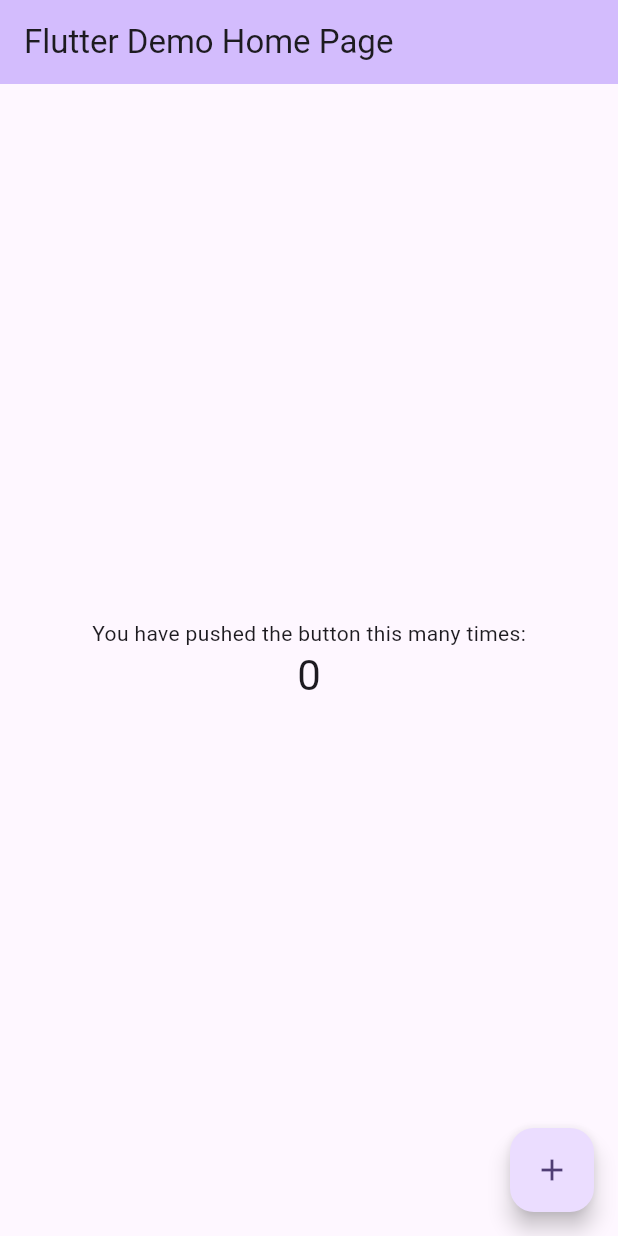
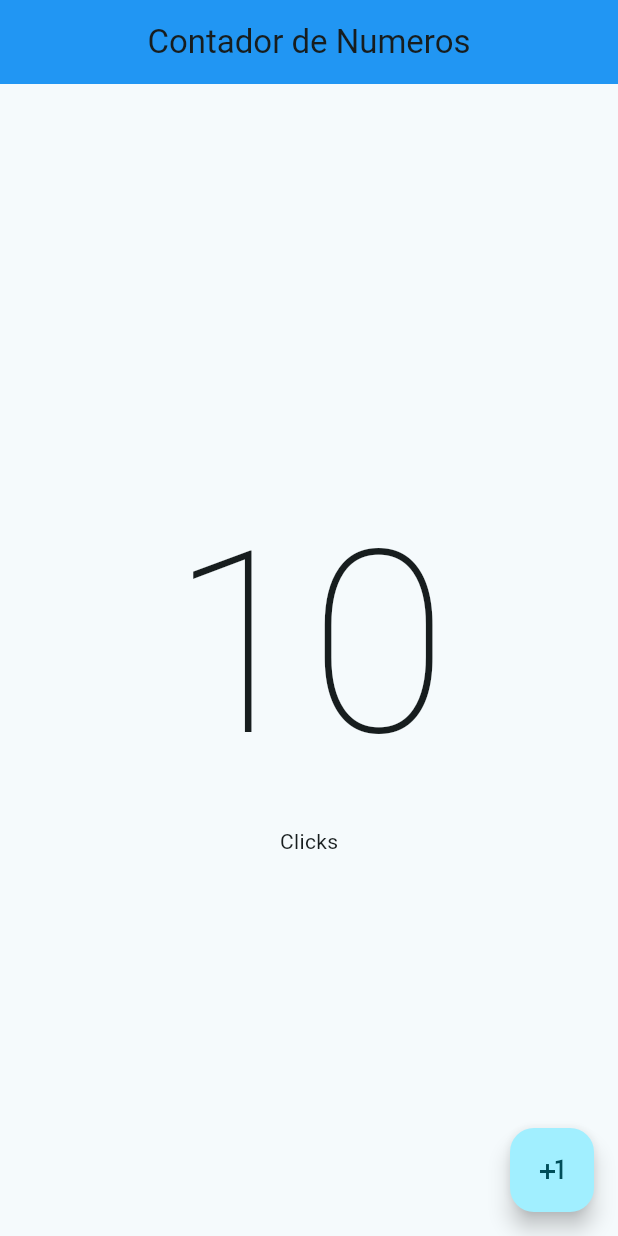
Before and after one commit to Byron-Gomez/Contador_de_Numeros, a Flutter app: the screen it shows after launch, on a phone screen of 412 x 824 dp. Run offline on Flutter 3.47's test engine with Material 2 defaults, Android fonts, the phone set to English and light mode, and no system bars.

Commit message:
Segundo Commit

```diff
--- a/lib/main.dart
+++ b/lib/main.dart
@@ -1,3 +1,4 @@
+import 'package:contador_numeros/presentacion_screen/counter_screen.dart';
 import 'package:flutter/material.dart';
 
 void main() {
@@ -7,119 +8,18 @@ void main() {
 class MyApp extends StatelessWidget {
   const MyApp({super.key});
 
-  // This widget is the root of your application.
   @override
   Widget build(BuildContext context) {
-    return MaterialApp(
-      title: 'Flutter Demo',
-      theme: ThemeData(
-        // This is the theme of your application.
-        //
-        // TRY THIS: Try running your application with "flutter run". You'll see
-        // the application has a blue toolbar. Then, without quitting the app,
-        // try changing the seedColor in the colorScheme below to Colors.green
-        // and then invoke "hot reload" (save your changes or press the "hot
-        // reload" button in a Flutter-supported IDE, or press "r" if you used
-        // the command line to start the app).
-        //
-        // Notice that the counter didn't reset back to zero; the application
-        // state is not lost during the reload. To reset the state, use hot
-        // restart instead.
-        //
-        // This works for code too, not just values: Most code changes can be
-        // tested with just a hot reload.
-        colorScheme: ColorScheme.fromSeed(seedColor: Colors.deepPurple),
-        useMaterial3: true,
-      ),
-      home: const MyHomePage(title: 'Flutter Demo Home Page'),
-    );
-  }
-}
-
-class MyHomePage extends StatefulWidget {
-  const MyHomePage({super.key, required this.title});
-
-  // This widget is the home page of your application. It is stateful, meaning
-  // that it has a State object (defined below) that contains fields that affect
-  // how it looks.
-
-  // This class is the configuration for the state. It holds the values (in this
-  // case the title) provided by the parent (in this case the App widget) and
-  // used by the build method of the State. Fields in a Widget subclass are
-  // always marked "final".
-
-  final String title;
-
-  @override
-  State<MyHomePage> createState() => _MyHomePageState();
-}
-
-class _MyHomePageState extends State<MyHomePage> {
-  int _counter = 0;
-
-  void _incrementCounter() {
-    setState(() {
-      // This call to setState tells the Flutter framework that something has
-      // changed in this State, which causes it to rerun the build method below
-      // so that the display can reflect the updated values. If we changed
-      // _counter without calling setState(), then the build method would not be
-      // called again, and so nothing would appear to happen.
-      _counter++;
-    });
+   return  MaterialApp(
+    debugShowCheckedModeBanner: false,
+    theme: ThemeData(
+      useMaterial3: true,
+      colorSchemeSeed: Colors.cyan
+    ),
+    home:const CounterScreen(),
+   );
   }
 
-  @override
-  Widget build(BuildContext context) {
-    // This method is rerun every time setState is called, for instance as done
-    // by the _incrementCounter method above.
-    //
-    // The Flutter framework has been optimized to make rerunning build methods
-    // fast, so that you can just rebuild anything that needs updating rather
-    // than having to individually change instances of widgets.
-    return Scaffold(
-      appBar: AppBar(
-        // TRY THIS: Try changing the color here to a specific color (to
-        // Colors.amber, perhaps?) and trigger a hot reload to see the AppBar
-        // change color while the other colors stay the same.
-        backgroundColor: Theme.of(context).colorScheme.inversePrimary,
-        // Here we take the value from the MyHomePage object that was created by
-        // the App.build method, and use it to set our appbar title.
-        title: Text(widget.title),
-      ),
-      body: Center(
-        // Center is a layout widget. It takes a single child and positions it
-        // in the middle of the parent.
-        child: Column(
-          // Column is also a layout widget. It takes a list of children and
-          // arranges them vertically. By default, it sizes itself to fit its
-          // children horizontally, and tries to be as tall as its parent.
-          //
-          // Column has various properties to control how it sizes itself and
-          // how it positions its children. Here we use mainAxisAlignment to
-          // center the children vertically; the main axis here is the vertical
-          // axis because Columns are vertical (the cross axis would be
-          // horizontal).
-          //
-          // TRY THIS: Invoke "debug painting" (choose the "Toggle Debug Paint"
-          // action in the IDE, or press "p" in the console), to see the
-          // wireframe for each widget.
-          mainAxisAlignment: MainAxisAlignment.center,
-          children: <Widget>[
-            const Text(
-              'You have pushed the button this many times:',
-            ),
-            Text(
-              '$_counter',
-              style: Theme.of(context).textTheme.headlineMedium,
-            ),
-          ],
-        ),
-      ),
-      floatingActionButton: FloatingActionButton(
-        onPressed: _incrementCounter,
-        tooltip: 'Increment',
-        child: const Icon(Icons.add),
-      ), // This trailing comma makes auto-formatting nicer for build methods.
-    );
-  }
+  // This widget is the root of your application.
+
 }
--- /dev/null
+++ b/lib/presentacion_screen/counter_screen.dart
@@ -0,0 +1,38 @@
+ import 'package:flutter/material.dart';
+
+class CounterScreen extends StatelessWidget{
+
+const CounterScreen({ super.key});
+
+  @override
+  Widget build(BuildContext context) {
+    return Scaffold(
+      appBar: AppBar(
+        title: const Text('Contador de Numeros'),
+        centerTitle: true,
+        backgroundColor: Colors.blue,
+      ),
+      body: Center(
+        child: Column(
+          mainAxisAlignment: MainAxisAlignment.center,
+          children: const [
+            Text(
+              '10',
+              style: TextStyle(
+                fontSize: 169,
+                fontWeight: FontWeight.w100,
+              ),
+            ),
+            Text('Clicks'),
+          ],
+        ),
+      ),
+      floatingActionButton: FloatingActionButton(
+        onPressed: () {
+          // Agrega la lógica para manejar el clic del botón flotante aquí
+        },
+        child: const Icon(Icons.plus_one),
+      ),
+    );
+  }
+}
```
